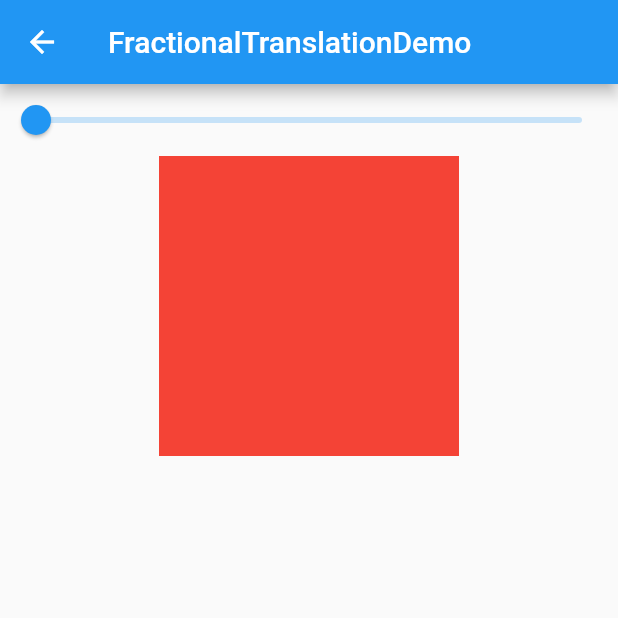
After one commit to yohom/flutter_basic, a Flutter app: the FractionalTranslationDemo screen opened directly, on a phone screen of 412 x 824 dp, the top half of it. The commit adds this screen. Run offline on Flutter 3.47's test engine with Material 2 defaults, Android fonts, the phone set to English and light mode, and no system bars.

Commit message:
FractionalTranslation Demo完成

```diff
--- a/lib/main.dart
+++ b/lib/main.dart
@@ -7,6 +7,7 @@ import 'package:basic/painting_nodes/opacity_demo.dart';
 import 'package:basic/painting_nodes/physical_model_demo.dart';
 import 'package:basic/painting_nodes/shader_mask_demo.dart';
 import 'package:basic/position_sizing_nodes/fitted_box_demo.dart';
+import 'package:basic/position_sizing_nodes/fractional_translation_demo.dart';
 import 'package:basic/position_sizing_nodes/transform_demo.dart';
 import 'package:basic/router.dart';
 import 'package:flutter/material.dart';
@@ -46,6 +47,10 @@ class HomePage extends StatelessWidget {
             SectionTitle(title: 'POSITIONING AND SIZING NODES'),
             Entry(title: 'Transform', route: TransformDemo()),
             Entry(title: 'FittedBox', route: FittedBoxDemo()),
+            Entry(
+              title: 'FractionalTranslation',
+              route: FractionalTranslationDemo(),
+            ),
           ],
         ),
       ),
--- /dev/null
+++ b/lib/position_sizing_nodes/fractional_translation_demo.dart
@@ -0,0 +1,42 @@
+import 'package:flutter/material.dart';
+
+class FractionalTranslationDemo extends StatefulWidget {
+  @override
+  FractionalTranslationDemoState createState() {
+    return FractionalTranslationDemoState();
+  }
+}
+
+class FractionalTranslationDemoState extends State<FractionalTranslationDemo> {
+  double _offset = 0.0;
+
+  @override
+  Widget build(BuildContext context) {
+    return Scaffold(
+      appBar: AppBar(title: Text('FractionalTranslationDemo')),
+      body: Column(
+        children: <Widget>[
+          Slider(
+            value: _offset,
+            onChanged: (value) => setState(() => _offset = value),
+          ),
+          Container(
+            color: Colors.blueAccent,
+            child: GestureDetector(
+              onTap: () => print('tapped!!!!'),
+              child: FractionalTranslation(
+                transformHitTests: true,
+                translation: Offset(_offset, _offset),
+                child: Container(
+                  height: 200.0,
+                  width: 200.0,
+                  color: Colors.red,
+                ),
+              ),
+            ),
+          ),
+        ],
+      ),
+    );
+  }
+}
```
